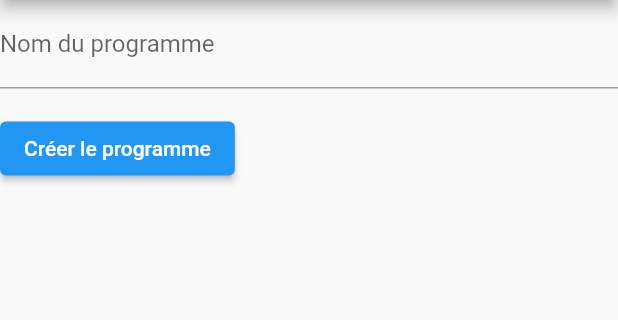
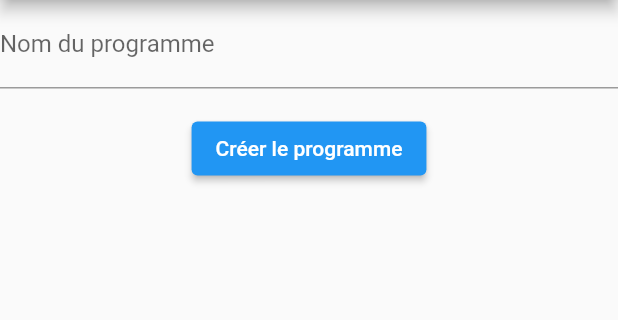
Before and after one commit to Sidarzo/FitNote, a Flutter app: the Programform screen opened by its route, on a phone screen of 412 x 824 dp, the part 84-404 px from its top. Run offline on Flutter 3.47's test engine with Material 2 defaults, Android fonts, the phone set to English and light mode, and no system bars; our stand-ins replace sqflite; accounts and stored records are empty.

Commit message:
Create view/program folder

```diff
--- a/lib/main.dart
+++ b/lib/main.dart
@@ -1,8 +1,8 @@
 import 'package:flutter/material.dart';
 import '../model/program.dart';
-import '/view/program_form.dart' as Programform;
+import '/view/program/program_form.dart' as Programform;
 import 'dart:developer';
-import '/view/programfocus_view.dart' as Programfocus;
+import '/view/program/programfocus_view.dart' as Programfocus;
 import '../component/custom_app_bar.dart';
 
 
--- a/lib/view/program_form.dart
+++ b/lib/view/program/program_form.dart
@@ -45,7 +45,8 @@ class _programformState extends State<Programform> {
           ),
           Padding(
             padding: const EdgeInsets.symmetric(vertical: 16.0),
-            child: ElevatedButton(
+            child: Center(
+              child: ElevatedButton(
               onPressed: () async {
                 if (_formKey.currentState!.validate()) {
                   String name = nameEditingController.text;
@@ -64,6 +65,7 @@ class _programformState extends State<Programform> {
               child: const Text('Créer le programme'),
             ),
           ),
+          ),
         ],
       ),
     ),
```
Also changed, not shown: lib/view/program/programfocus_view.dart (renamed from lib/view/programfocus_view.dart, +9 -8 lines).
